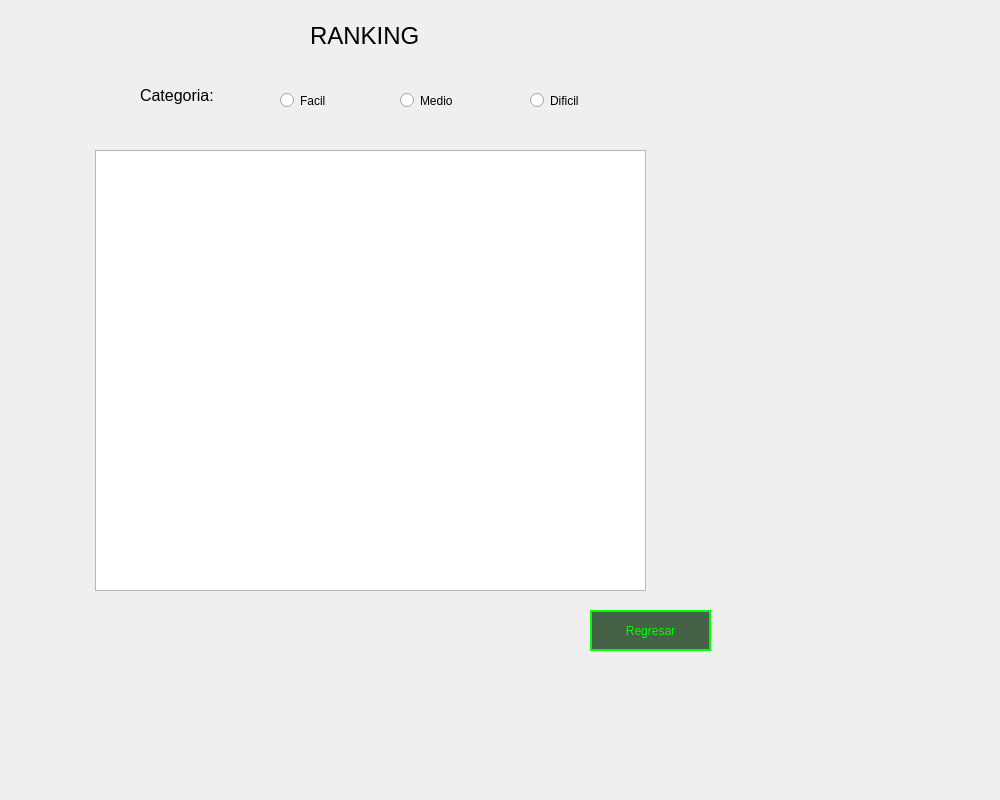
This is Minesweeper/frmranking.ui in WeaselSSH/Minesweeper as Qt 5 draws it before an edit. The edited form follows.
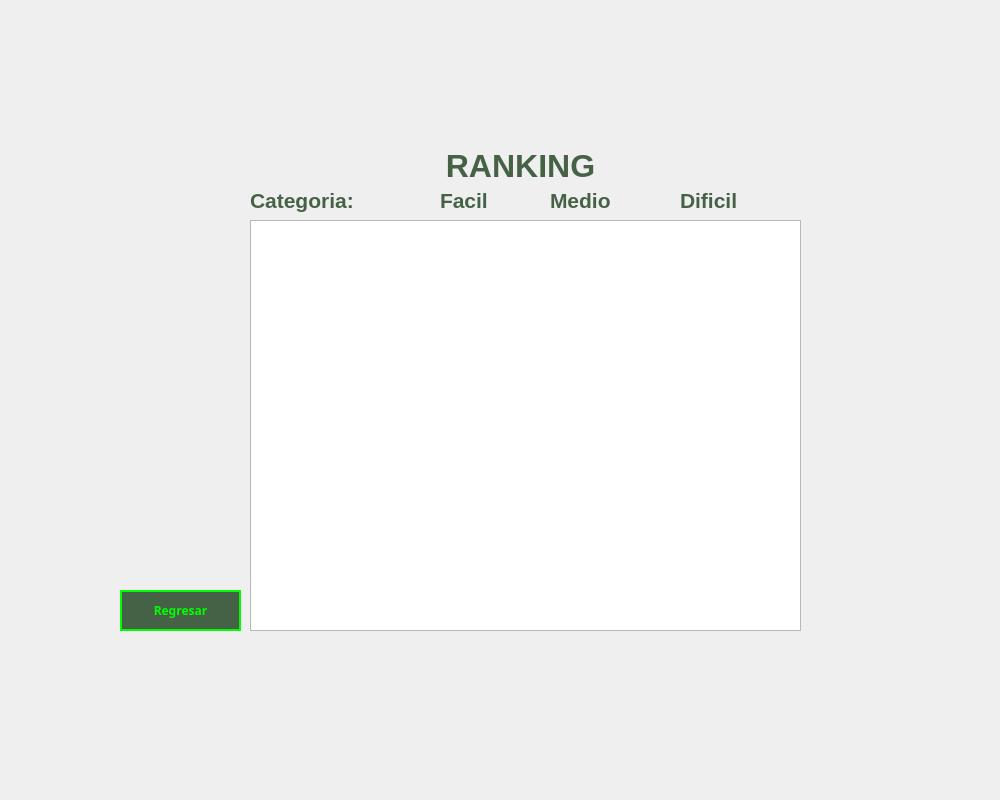
This is the edited form. Icons and pictures are not drawn.

The edit to the form file:
```diff
--- a/Minesweeper/frmranking.ui
+++ b/Minesweeper/frmranking.ui
@@ -37,45 +37,75 @@
 QPushButton:pressed {
     background-color: #00FF00;
     color: #050A05;                     
+}
+
+QLabel {
+    color: rgba(0, 40, 0, 180);               
+    font-family: 'Segoe UI';  
+    font-style: Bold;                
+    background: transparent;        
+}
+
+
+QRadioButton::indicator:checked {
+    background-color: #00FF00;      
+    border: 2px solid #55FF55;     
+    image: url(:/icons/pixel_dot.png); 
+}
+
+
+QRadioButton::hover {
+    color: #55FF55;
 }</string>
   </property>
   <widget class="QLabel" name="label">
    <property name="geometry">
     <rect>
-     <x>310</x>
-     <y>10</y>
-     <width>141</width>
+     <x>410</x>
+     <y>140</y>
+     <width>221</width>
      <height>51</height>
     </rect>
    </property>
    <property name="font">
     <font>
-     <pointsize>18</pointsize>
+     <family>Segoe UI</family>
+     <pointsize>24</pointsize>
+     <bold>true</bold>
     </font>
    </property>
    <property name="text">
     <string>RANKING</string>
    </property>
+   <property name="alignment">
+    <set>Qt::AlignmentFlag::AlignCenter</set>
+   </property>
   </widget>
   <widget class="QTableWidget" name="tblRanking">
    <property name="geometry">
     <rect>
-     <x>95</x>
-     <y>150</y>
+     <x>250</x>
+     <y>220</y>
      <width>551</width>
-     <height>441</height>
+     <height>411</height>
     </rect>
    </property>
   </widget>
   <widget class="QPushButton" name="btnSalir">
    <property name="geometry">
     <rect>
-     <x>590</x>
-     <y>610</y>
+     <x>120</x>
+     <y>590</y>
      <width>121</width>
      <height>41</height>
     </rect>
    </property>
+   <property name="font">
+    <font>
+     <family>Press Start 2P</family>
+     <bold>true</bold>
+    </font>
+   </property>
    <property name="text">
     <string>Regresar</string>
    </property>
@@ -83,15 +113,17 @@
   <widget class="QLabel" name="label_2">
    <property name="geometry">
     <rect>
-     <x>140</x>
-     <y>80</y>
-     <width>101</width>
-     <height>31</height>
+     <x>250</x>
+     <y>180</y>
+     <width>161</width>
+     <height>41</height>
     </rect>
    </property>
    <property name="font">
     <font>
-     <pointsize>12</pointsize>
+     <family>Segoe UI</family>
+     <pointsize>16</pointsize>
+     <bold>true</bold>
     </font>
    </property>
    <property name="text">
@@ -101,12 +133,27 @@
   <widget class="QRadioButton" name="rbMedio">
    <property name="geometry">
     <rect>
-     <x>400</x>
-     <y>80</y>
-     <width>71</width>
+     <x>530</x>
+     <y>180</y>
+     <width>111</width>
      <height>41</height>
     </rect>
    </property>
+   <property name="font">
+    <font>
+     <family>Segoe UI</family>
+     <pointsize>16</pointsize>
+     <bold>true</bold>
+    </font>
+   </property>
+   <property name="styleSheet">
+    <string notr="true">QRadioButton {
+    color: rgba(0, 40, 0, 180);               
+    font-family: 'Segoe UI';  
+    font-style: Bold;                
+    background: transparent;        
+}</string>
+   </property>
    <property name="text">
     <string>Medio</string>
    </property>
@@ -114,12 +161,27 @@
   <widget class="QRadioButton" name="rbDificil">
    <property name="geometry">
     <rect>
-     <x>530</x>
-     <y>80</y>
-     <width>71</width>
+     <x>660</x>
+     <y>180</y>
+     <width>121</width>
      <height>41</height>
     </rect>
    </property>
+   <property name="font">
+    <font>
+     <family>Segoe UI</family>
+     <pointsize>16</pointsize>
+     <bold>true</bold>
+    </font>
+   </property>
+   <property name="styleSheet">
+    <string notr="true">QRadioButton {
+    color: rgba(0, 40, 0, 180);               
+    font-family: 'Segoe UI';  
+    font-style: Bold;                
+    background: transparent;        
+}</string>
+   </property>
    <property name="text">
     <string>Dificil</string>
    </property>
@@ -127,12 +189,27 @@
   <widget class="QRadioButton" name="rbFacil">
    <property name="geometry">
     <rect>
-     <x>280</x>
-     <y>80</y>
-     <width>71</width>
+     <x>420</x>
+     <y>180</y>
+     <width>91</width>
      <height>41</height>
     </rect>
    </property>
+   <property name="font">
+    <font>
+     <family>Segoe UI</family>
+     <pointsize>16</pointsize>
+     <bold>true</bold>
+    </font>
+   </property>
+   <property name="styleSheet">
+    <string notr="true">QRadioButton {
+    color: rgba(0, 40, 0, 180);               
+    font-family: 'Segoe UI';  
+    font-style: Bold;                
+    background: transparent;        
+}</string>
+   </property>
    <property name="text">
     <string>Facil</string>
    </property>
```
